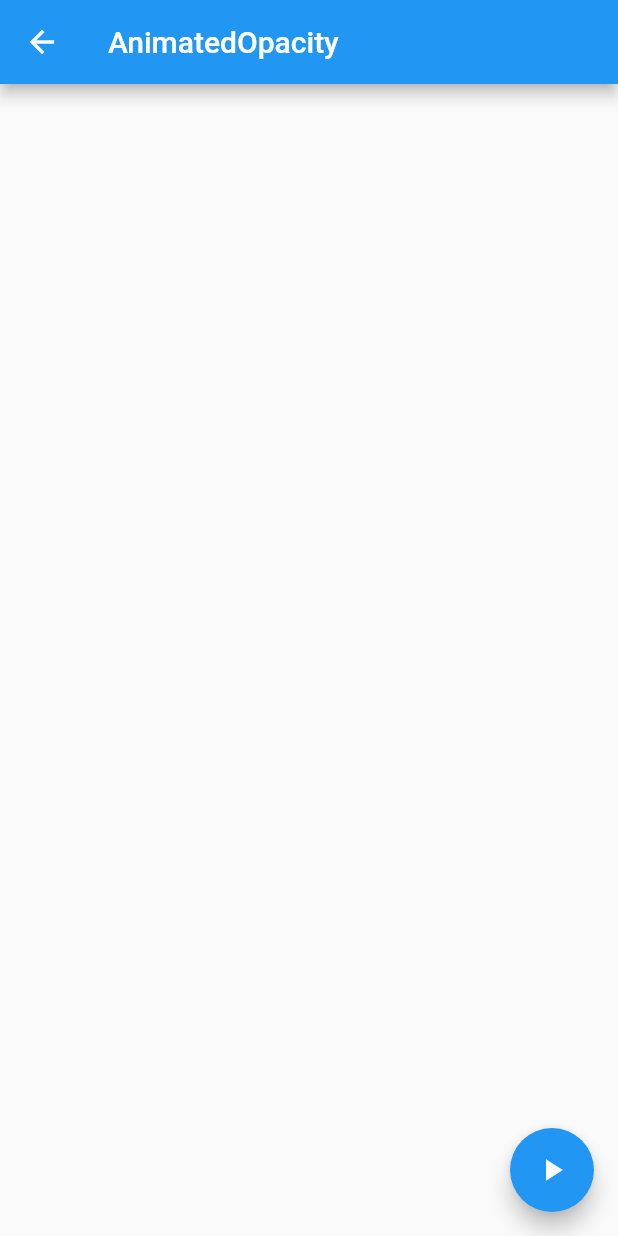
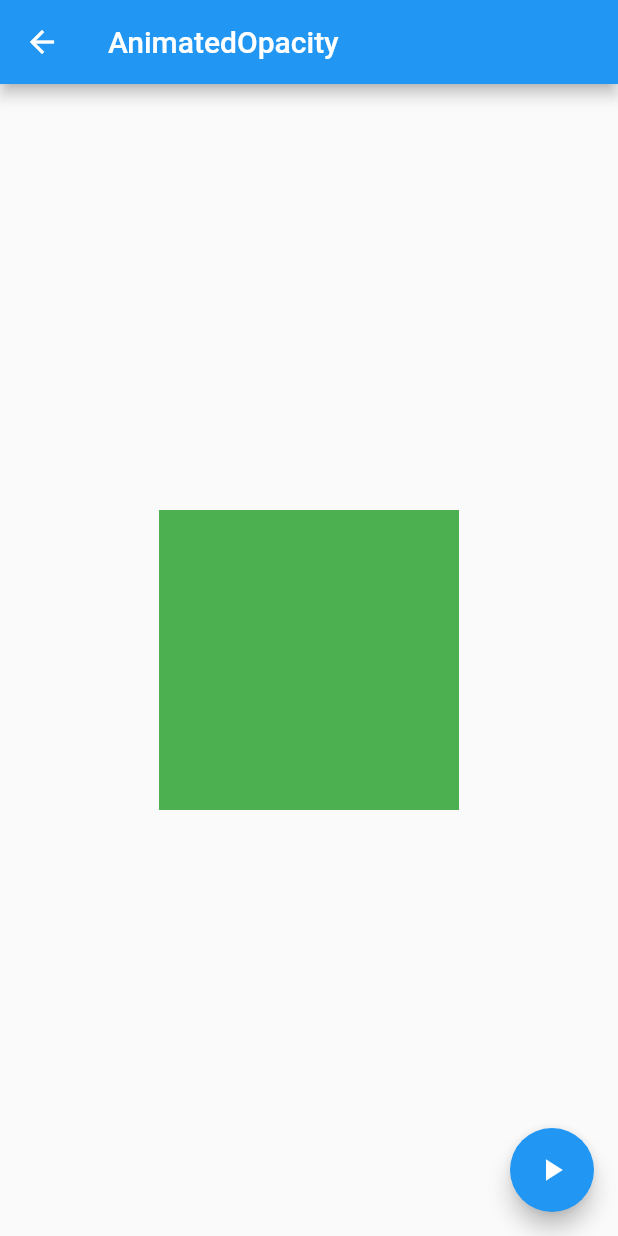
Before and after one commit to freelife1191/flutter_cookbook, a Flutter app: the MyAnimatedOpacity screen opened directly, on a phone screen of 412 x 824 dp. Run offline on Flutter 3.47's test engine with Material 2 defaults, Android fonts, the phone set to English and light mode, and no system bars.

Commit message:
AnimatedOpacity

```diff
--- a/lib/src/MyAnimatedOpacity.dart
+++ b/lib/src/MyAnimatedOpacity.dart
@@ -1,5 +1,8 @@
 import 'package:flutter/material.dart';
 
+/**
+ * 투명도만 조절하는 위젯
+ */
 class MyAnimatedOpacity extends StatefulWidget {
   @override
   State<StatefulWidget> createState() => _MyAnimatedOpacityState();
@@ -7,14 +10,31 @@ class MyAnimatedOpacity extends StatefulWidget {
 }
 
 class _MyAnimatedOpacityState extends State<MyAnimatedOpacity> {
+  bool _visible = true;
+
   @override
   Widget build(BuildContext context) {
     return Scaffold(
       appBar: AppBar(
         title: Text('AnimatedOpacity'),
       ),
-      body: Container(),
-      floatingActionButton: FloatingActionButton(child: Icon(Icons.play_arrow), onPressed: null),
+      // opacity 와 duration 이 필수
+      body: Center(
+        child: AnimatedOpacity(
+          opacity: _visible ? 1.0 : 0.0,
+          duration: Duration(milliseconds: 500), // seconds 옵션
+          child: Container(
+            width: 200,
+            height: 200,
+            color: Colors.green,
+          ),
+        ),
+      ),
+      floatingActionButton: FloatingActionButton(child: Icon(Icons.play_arrow), onPressed: () {
+        setState(() { // 반대값으로 변환하는 함수
+          _visible = !_visible;
+        });
+      }),
     );
   }
 }
```
Also changed, not shown: 3 other files.
